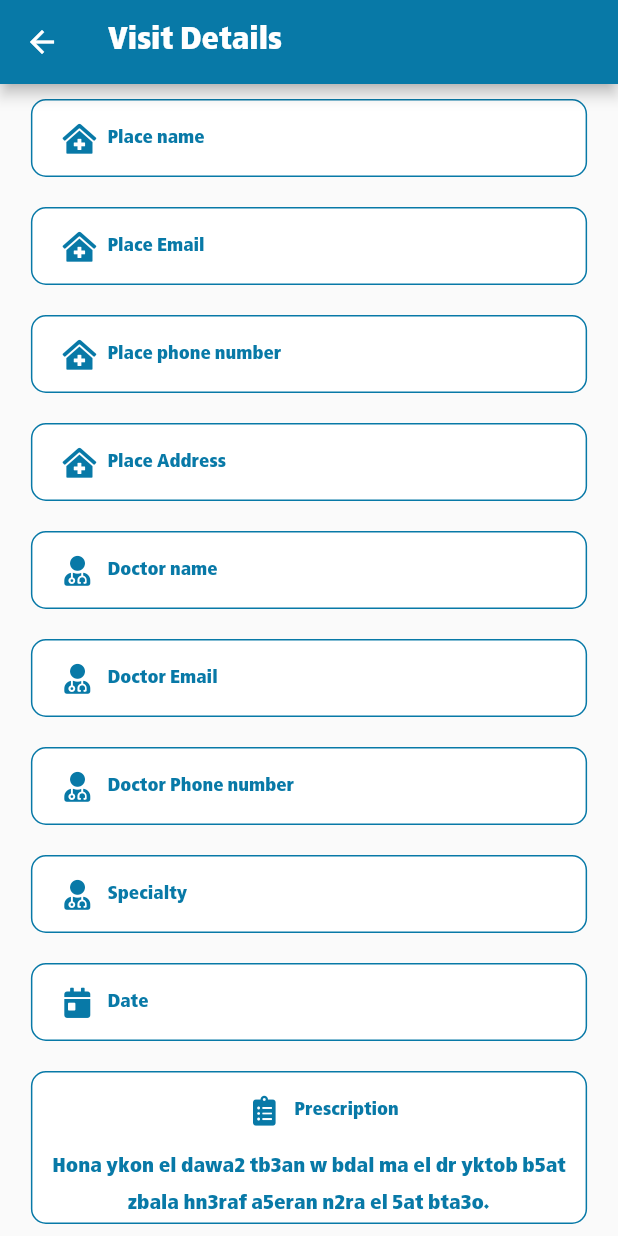
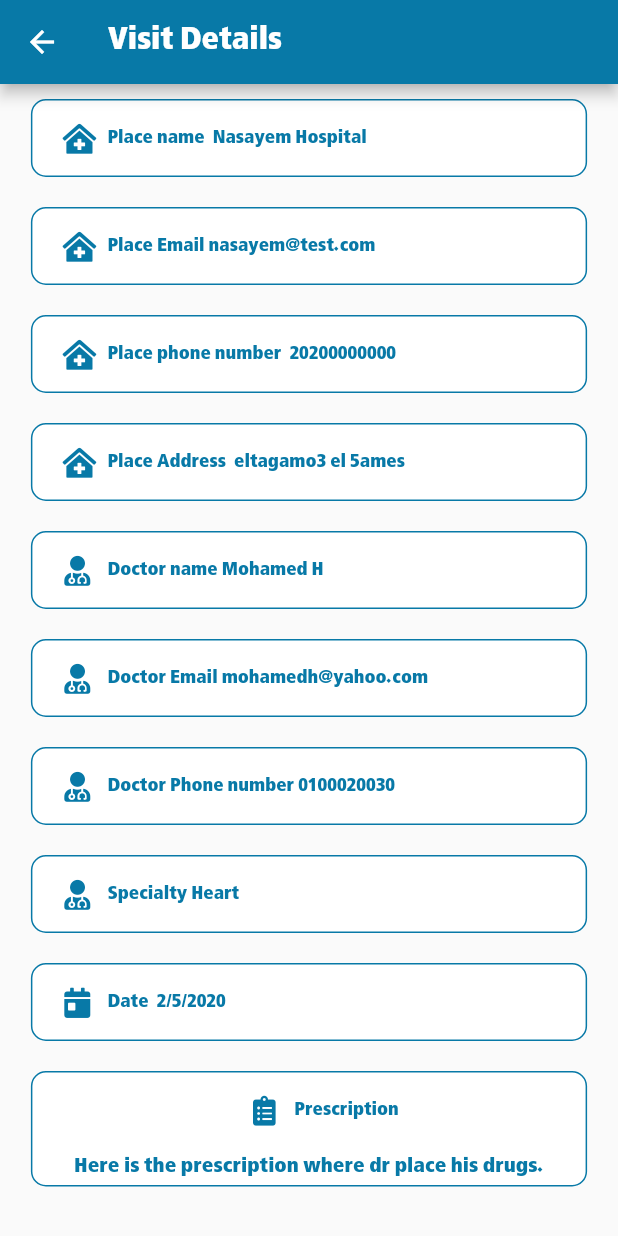
Before and after one commit to abdelrahmanbonna/healthy_shield, a Flutter app: the VisitsDetails screen opened by its route, on a phone screen of 412 x 824 dp. Run offline on Flutter 3.47's test engine with Material 2 defaults, Android fonts, the phone set to English and light mode, and no system bars; our stand-ins replace flutter_spinkit, font_awesome_flutter, geolocator.

Commit message:
Editing History and profile

```diff
--- a/lib/Screens/home.dart
+++ b/lib/Screens/home.dart
@@ -309,7 +309,7 @@ class _MainLayoutState extends State<MainLayout> {
               color: Theme.of(context).primaryColor,
             ),
             ProfileWidget(
-              text: 'Insurance Percentage: ' +
+              text: 'Insurance: ' +
                   Provider.of<UserData>(context)
                       .user
                       .getInsurancePercentage()
--- a/lib/Screens/report.dart
+++ b/lib/Screens/report.dart
@@ -26,7 +26,7 @@ class Report extends StatelessWidget {
           Padding(
             padding: kPaddingValue,
             child: TextField(
-              maxLines: 22,
+              maxLines: 10,
               decoration: kReportTextFieldStyle,
             ),
           ),
--- a/lib/Screens/visitsDetails.dart
+++ b/lib/Screens/visitsDetails.dart
@@ -30,47 +30,47 @@ class _VisitsDetailsState extends State<VisitsDetails> {
               mainAxisAlignment: MainAxisAlignment.center,
               children: [
                 ProfileWidget(
-                  text: 'Place name',
+                  text: 'Place name  Nasayem Hospital',
                   icon: FontAwesomeIcons.clinicMedical,
                   color: Theme.of(context).primaryColor,
                 ),
                 ProfileWidget(
-                  text: 'Place Email',
+                  text: 'Place Email nasayem@test.com',
                   icon: FontAwesomeIcons.clinicMedical,
                   color: Theme.of(context).primaryColor,
                 ),
                 ProfileWidget(
-                  text: 'Place phone number',
+                  text: 'Place phone number  20200000000',
                   icon: FontAwesomeIcons.clinicMedical,
                   color: Theme.of(context).primaryColor,
                 ),
                 ProfileWidget(
-                  text: 'Place Address',
+                  text: 'Place Address  eltagamo3 el 5ames',
                   icon: FontAwesomeIcons.clinicMedical,
                   color: Theme.of(context).primaryColor,
                 ),
                 ProfileWidget(
-                  text: 'Doctor name',
+                  text: 'Doctor name Mohamed H',
                   icon: FontAwesomeIcons.userMd,
                   color: Theme.of(context).primaryColor,
                 ),
                 ProfileWidget(
-                  text: 'Doctor Email',
+                  text: 'Doctor Email mohamedh@yahoo.com',
                   icon: FontAwesomeIcons.userMd,
                   color: Theme.of(context).primaryColor,
                 ),
                 ProfileWidget(
-                  text: 'Doctor Phone number',
+                  text: 'Doctor Phone number 0100020030',
                   icon: FontAwesomeIcons.userMd,
                   color: Theme.of(context).primaryColor,
                 ),
                 ProfileWidget(
-                  text: 'Specialty',
+                  text: 'Specialty Heart',
                   icon: FontAwesomeIcons.userMd,
                   color: Theme.of(context).primaryColor,
                 ),
                 ProfileWidget(
-                  text: 'Date',
+                  text: 'Date  2/5/2020',
                   icon: FontAwesomeIcons.calendarDay,
                   color: Theme.of(context).primaryColor,
                 ),
@@ -121,7 +121,7 @@ class _VisitsDetailsState extends State<VisitsDetails> {
                           ],
                         ),
                         Text(
-                          'Hona ykon el dawa2 tb3an w bdal ma el dr yktob b5at zbala hn3raf a5eran n2ra el 5at bta3o.',
+                          'Here is the prescription where dr place his drugs.',
                           textAlign: TextAlign.center,
                           maxLines: 80,
                           style: Theme.of(context)
```
Also changed, not shown: lib/Services/patientData.dart (+11 -2 lines), 19 other files.
